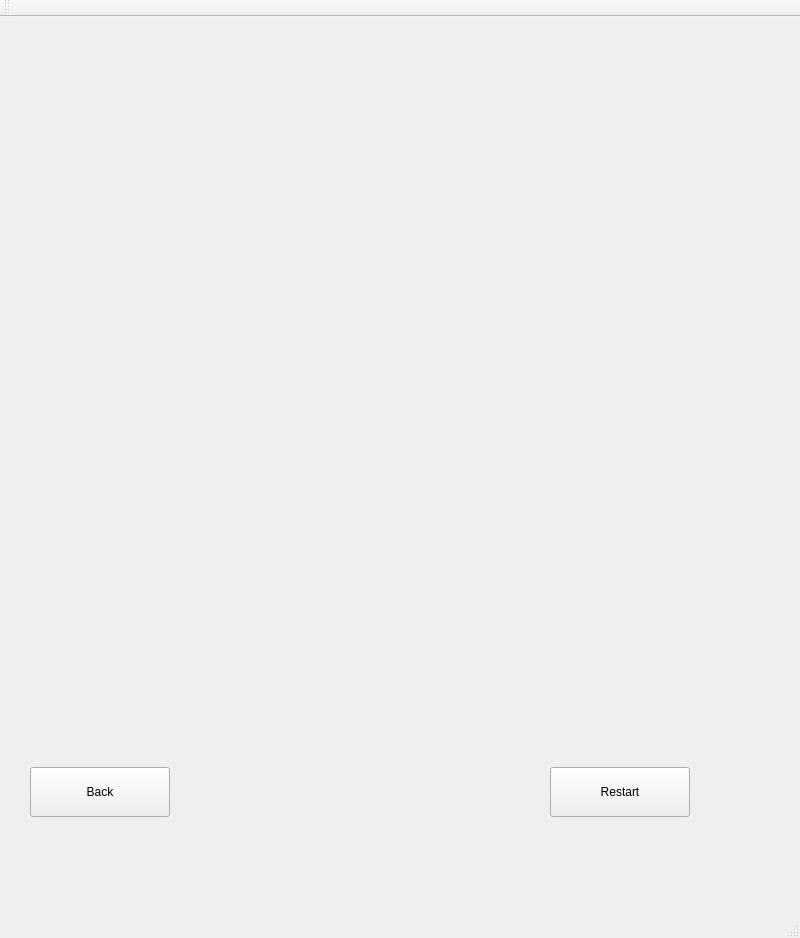
Before: the Qt Designer form mainwindow.ui in jeanpierrethach/FreeFlow-Grid-Solver-, drawn with Qt 5.
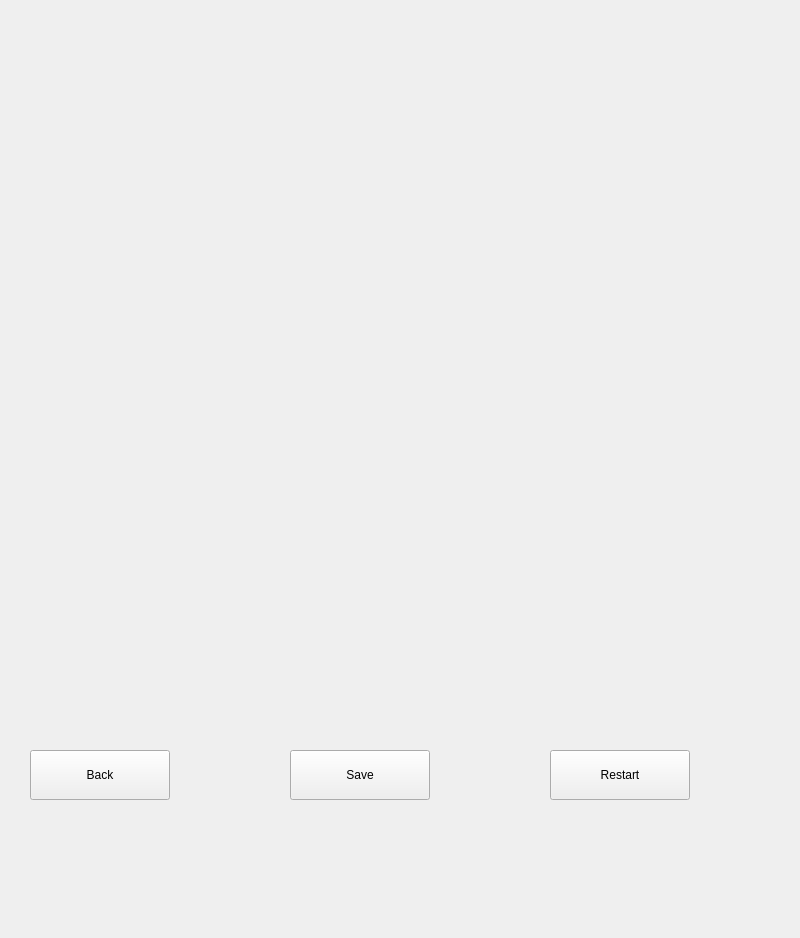
After: the same form once the commit is applied.

Diff of the .ui file:
```diff
--- a/mainwindow.ui
+++ b/mainwindow.ui
@@ -40,26 +40,20 @@
      <string>Restart</string>
     </property>
    </widget>
-  </widget>
-  <widget class="QMenuBar" name="menuBar">
+   <widget class="QPushButton" name="save">
    <property name="geometry">
     <rect>
-     <x>0</x>
-     <y>0</y>
-     <width>800</width>
-     <height>26</height>
-    </rect>
-   </property>
-  </widget>
-  <widget class="QToolBar" name="mainToolBar">
-   <attribute name="toolBarArea">
-    <enum>TopToolBarArea</enum>
-   </attribute>
-   <attribute name="toolBarBreak">
-    <bool>false</bool>
-   </attribute>
+      <x>290</x>
+      <y>750</y>
+      <width>140</width>
+      <height>50</height>
+     </rect>
+    </property>
+    <property name="text">
+     <string>Save</string>
+    </property>
+   </widget>
   </widget>
-  <widget class="QStatusBar" name="statusBar"/>
  </widget>
  <layoutdefault spacing="6" margin="11"/>
  <resources/>
```
Lines whose indentation alone changed are shown as unchanged.
